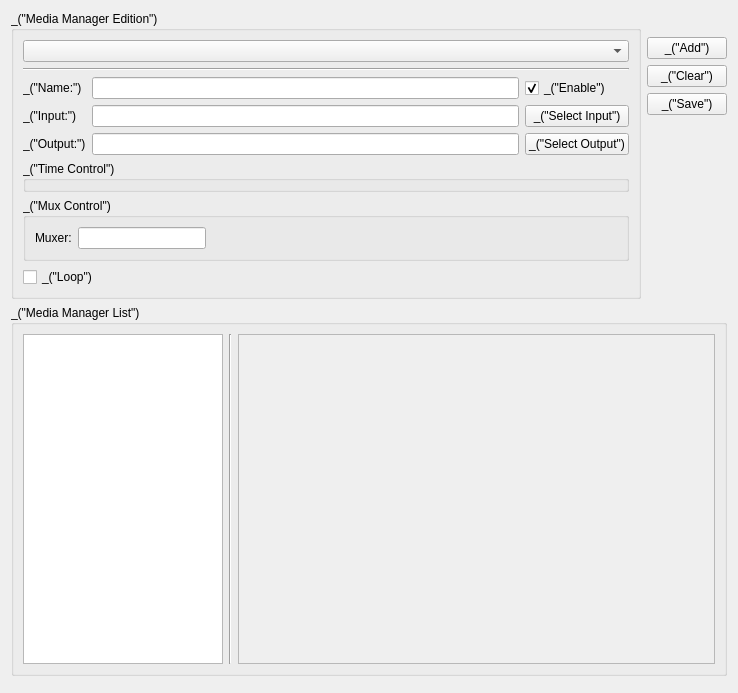
This is modules/gui/qt4/ui/vlm.ui in omunroe-com/ubtvlc as Qt 5 draws it before an edit. The edited form follows.
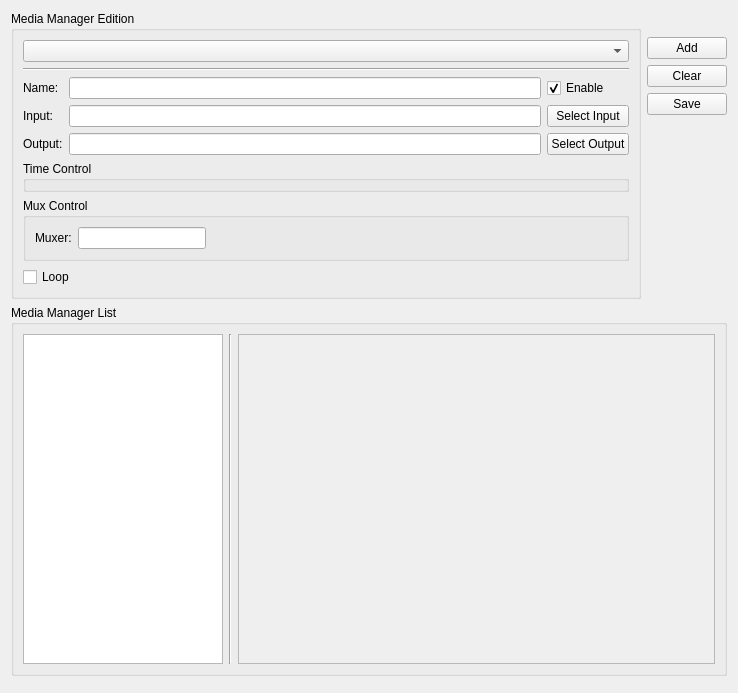
This is the edited form.

What changed in the file:
```diff
--- a/modules/gui/qt4/ui/vlm.ui
+++ b/modules/gui/qt4/ui/vlm.ui
@@ -31,7 +31,7 @@
       </sizepolicy>
      </property>
      <property name="title" >
-      <string>_("Media Manager Edition")</string>
+      <string>Media Manager Edition</string>
      </property>
      <layout class="QGridLayout" >
       <item row="0" column="0" colspan="3" >
@@ -54,7 +54,7 @@
       <item row="2" column="0" >
        <widget class="QLabel" name="nameLabel" >
         <property name="text" >
-         <string>_("Name:")</string>
+         <string>Name:</string>
         </property>
         <property name="buddy" >
          <cstring>nameLedit</cstring>
@@ -67,7 +67,7 @@
       <item row="2" column="2" >
        <widget class="QCheckBox" name="enableCheck" >
         <property name="text" >
-         <string>_("Enable")</string>
+         <string>Enable</string>
         </property>
         <property name="checked" >
          <bool>true</bool>
@@ -77,7 +77,7 @@
       <item row="3" column="0" >
        <widget class="QLabel" name="inputLabel" >
         <property name="text" >
-         <string>_("Input:")</string>
+         <string>Input:</string>
         </property>
         <property name="buddy" >
          <cstring>inputLedit</cstring>
@@ -90,14 +90,14 @@
       <item row="3" column="2" >
        <widget class="QPushButton" name="inputButton" >
         <property name="text" >
-         <string>_("Select Input")</string>
+         <string>Select Input</string>
         </property>
        </widget>
       </item>
       <item row="4" column="0" >
        <widget class="QLabel" name="outputLabel" >
         <property name="text" >
-         <string>_("Output:")</string>
+         <string>Output:</string>
         </property>
         <property name="buddy" >
          <cstring>outputLedit</cstring>
@@ -110,21 +110,21 @@
       <item row="4" column="2" >
        <widget class="QPushButton" name="outputButton" >
         <property name="text" >
-         <string>_("Select Output")</string>
+         <string>Select Output</string>
         </property>
        </widget>
       </item>
       <item row="5" column="0" colspan="3" >
        <widget class="QGroupBox" name="schedBox" >
         <property name="title" >
-         <string>_("Time Control")</string>
+         <string>Time Control</string>
         </property>
        </widget>
       </item>
       <item row="6" column="0" colspan="3" >
        <widget class="QGroupBox" name="vodBox" >
         <property name="title" >
-         <string>_("Mux Control")</string>
+         <string>Mux Control</string>
         </property>
         <layout class="QHBoxLayout" >
          <item>
@@ -166,7 +166,7 @@
       <item row="7" column="0" colspan="2" >
        <widget class="QCheckBox" name="loopBCast" >
         <property name="text" >
-         <string>_("Loop")</string>
+         <string>Loop</string>
         </property>
        </widget>
       </item>
@@ -192,21 +192,21 @@
    <item row="1" column="3" >
     <widget class="QPushButton" name="addButton" >
      <property name="text" >
-      <string>_("Add")</string>
+      <string>Add</string>
      </property>
     </widget>
    </item>
    <item row="2" column="3" >
     <widget class="QPushButton" name="clearButton" >
      <property name="text" >
-      <string>_("Clear")</string>
+      <string>Clear</string>
      </property>
     </widget>
    </item>
    <item row="3" column="3" >
     <widget class="QPushButton" name="saveButton" >
      <property name="text" >
-      <string>_("Save")</string>
+      <string>Save</string>
      </property>
     </widget>
    </item>
@@ -232,7 +232,7 @@
       </sizepolicy>
      </property>
      <property name="title" >
-      <string>_("Media Manager List")</string>
+      <string>Media Manager List</string>
      </property>
      <layout class="QGridLayout" >
       <item row="0" column="0" >
```
Left out of the diff: 2 changed lines with no effect on the pictures.
